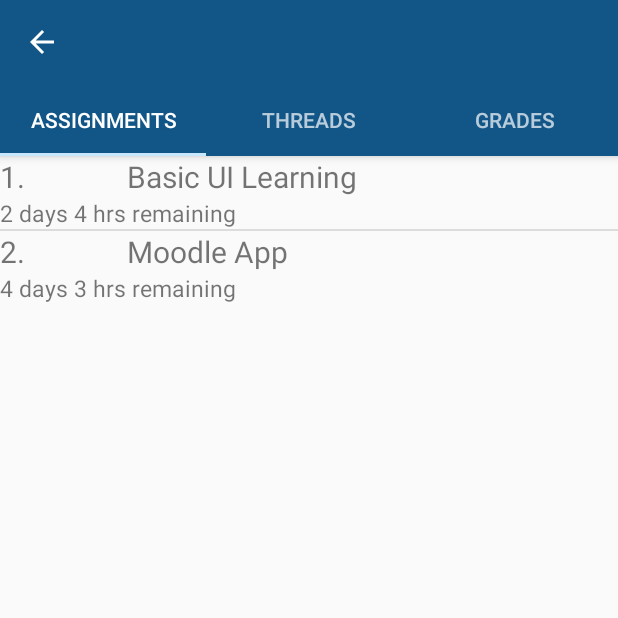
After one commit to SourKream/MoodleApp, an Android app: the AssignmentFragment screen opened directly, with no data from a screen before it, on a phone screen of 412 x 824 dp, the top half of it. The commit adds this screen. Run offline under Robolectric (Android 15) with nearby library versions, the phone set to English and light mode, and no system bars.

Commit message:
Course Activity Fragments without Networking Integration

```diff
--- /dev/null
+++ b/MoodleApp/app/src/main/java/io/github/suragnair/moodleapp/AssignmentFragment.java
@@ -0,0 +1,113 @@
+package io.github.suragnair.moodleapp;
+
+import android.app.Activity;
+import android.content.Context;
+import android.os.Bundle;
+import android.support.v4.app.Fragment;
+import android.view.LayoutInflater;
+import android.view.View;
+import android.view.ViewGroup;
+import android.widget.BaseAdapter;
+import android.widget.ListView;
+import android.widget.TextView;
+
+import java.util.ArrayList;
+import java.util.List;
+
+public class AssignmentFragment extends Fragment{
+
+    private List<Assignment> assignmentList = new ArrayList<Assignment>();
+
+    public AssignmentFragment() {
+        // Required empty public constructor
+    }
+
+    @Override
+    public void onCreate(Bundle savedInstanceState) {
+        super.onCreate(savedInstanceState);
+
+        addAssignments();
+    }
+
+    @Override
+    public View onCreateView(LayoutInflater inflater, ViewGroup container,
+                             Bundle savedInstanceState) {
+        // Inflate the layout for this fragment
+        View view = inflater.inflate(R.layout.assignment_fragment, container, false);
+        ListView AssgnListView = (ListView) view.findViewById(R.id.AssignmentList);
+        AssgnListView.setAdapter(new CustomListAdapter(this.getActivity(), assignmentList));
+        return view;
+    }
+
+    public void addAssignments()
+    {
+        assignmentList.add(new Assignment("1.", "Basic UI Learning", "2 days 4 hrs remaining"));
+        assignmentList.add(new Assignment("2.", "Moodle App", "4 days 3 hrs remaining"));
+    }
+
+    public class Assignment{
+        public String Name;
+        public String SerialNo;
+        public String TimeRemaining;
+
+        public Assignment()
+        {
+
+        }
+
+        public Assignment(String serialNo, String name, String timeRemaining)
+        {
+            Name = name;
+            SerialNo = serialNo;
+            TimeRemaining = timeRemaining;
+        }
+    }
+
+    public class CustomListAdapter extends BaseAdapter {
+
+        private Activity activity;
+        private LayoutInflater inflater;
+        private List<Assignment> assignmentsList;
+
+        public CustomListAdapter(Activity activity, List<Assignment> assignmentsList){
+            this.activity = activity;
+            this.assignmentsList = assignmentsList;
+        }
+
+        @Override
+        public int getCount() {
+            return assignmentsList.size();
+        }
+
+        @Override
+        public Object getItem(int position) {
+            return assignmentsList.get(position);
+        }
+
+        @Override
+        public long getItemId(int position) {
+            return position;
+        }
+
+        @Override
+        public View getView(int position, View convertView, ViewGroup parent) {
+            if (inflater == null)
+                inflater = (LayoutInflater) activity.getSystemService(Context.LAYOUT_INFLATER_SERVICE);
+            if (convertView == null)
+                convertView = inflater.inflate(R.layout.assignment_list_item, null);
+
+            TextView assgnName = (TextView) convertView.findViewById(R.id.Name);
+            TextView assgnSNo = (TextView) convertView.findViewById(R.id.S_No_);
+            TextView assgnTime = (TextView) convertView.findViewById(R.id.timeRemainig);
+
+            Assignment assignment = assignmentsList.get(position);
+            assgnName.setText(assignment.Name);
+            assgnSNo.setText(assignment.SerialNo);
+            assgnTime.setText(assignment.TimeRemaining);
+
+            return convertView;
+        }
+    }
+
+
+}
--- /dev/null
+++ b/MoodleApp/app/src/main/java/io/github/suragnair/moodleapp/CourseActivity.java
@@ -0,0 +1,83 @@
+package io.github.suragnair.moodleapp;
+
+import android.content.Intent;
+import android.os.Bundle;
+import android.support.design.widget.TabLayout;
+import android.support.v4.app.Fragment;
+import android.support.v4.app.FragmentManager;
+import android.support.v4.app.FragmentPagerAdapter;
+import android.support.v4.view.ViewPager;
+import android.support.v7.app.AppCompatActivity;
+import android.support.v7.widget.Toolbar;
+import android.widget.TextView;
+
+import java.util.ArrayList;
+import java.util.List;
+
+public class CourseActivity extends AppCompatActivity {
+
+    private Toolbar toolbar;
+    private TabLayout tabLayout;
+    private ViewPager viewPager;
+
+   //
+ //   Intent intent = getIntent();
+
+    @Override
+    protected void onCreate(Bundle savedInstanceState) {
+        super.onCreate(savedInstanceState);
+
+        String CourseTitle = getIntent().getStringExtra("coursename");
+
+        setTitle(CourseTitle);
+        setContentView(R.layout.course_activity_main);
+
+        toolbar = (Toolbar) findViewById(R.id.toolbar);
+        setSupportActionBar(toolbar);
+
+        getSupportActionBar().setDisplayHomeAsUpEnabled(true);
+
+        viewPager = (ViewPager) findViewById(R.id.viewpager);
+        setupViewPager(viewPager);
+
+        tabLayout = (TabLayout) findViewById(R.id.tabs);
+        tabLayout.setupWithViewPager(viewPager);
+    }
+
+    private void setupViewPager(ViewPager viewPager) {
+        ViewPagerAdapter adapter = new ViewPagerAdapter(getSupportFragmentManager());
+        adapter.addFragment(new AssignmentFragment(), "ASSIGNMENTS");
+        adapter.addFragment(new ThreadFragment(),     "  THREADS  ");
+        adapter.addFragment(new GradeFragment(),      "  GRADES  ");
+        viewPager.setAdapter(adapter);
+    }
+
+    class ViewPagerAdapter extends FragmentPagerAdapter {
+        private final List<Fragment> mFragmentList = new ArrayList<>();
+        private final List<String> mFragmentTitleList = new ArrayList<>();
+
+        public ViewPagerAdapter(FragmentManager manager) {
+            super(manager);
+        }
+
+        @Override
+        public Fragment getItem(int position) {
+            return mFragmentList.get(position);
+        }
+
+        @Override
+        public int getCount() {
+            return mFragmentList.size();
+        }
+
+        public void addFragment(Fragment fragment, String title) {
+            mFragmentList.add(fragment);
+            mFragmentTitleList.add(title);
+        }
+
+        @Override
+        public CharSequence getPageTitle(int position) {
+            return mFragmentTitleList.get(position);
+        }
+    }
+}
--- /dev/null
+++ b/MoodleApp/app/src/main/java/io/github/suragnair/moodleapp/ThreadFragment.java
@@ -0,0 +1,123 @@
+package io.github.suragnair.moodleapp;
+
+import android.app.Activity;
+import android.content.Context;
+import android.os.Bundle;
+import android.support.v4.app.Fragment;
+import android.view.LayoutInflater;
+import android.view.View;
+import android.view.ViewGroup;
+import android.widget.ListView;
+import android.widget.ArrayAdapter;
+import android.widget.BaseAdapter;
+import android.widget.ScrollView;
+import android.widget.TextView;
+
+import java.util.ArrayList;
+import java.util.List;
+
+public class ThreadFragment extends Fragment{
+
+    private List<Thread> threadList = new ArrayList<Thread>();
+
+    public ThreadFragment() {
+        // Required empty public constructor
+    }
+
+    @Override
+    public void onCreate(Bundle savedInstanceState) {
+        super.onCreate(savedInstanceState);
+
+        addThreads();
+    }
+
+    @Override
+    public View onCreateView(LayoutInflater inflater, ViewGroup container,
+                             Bundle savedInstanceState) {
+        // Inflate the layout for this fragment
+        View view = inflater.inflate(R.layout.thread_fragment, container, false);
+        ListView threadListView = (ListView) view.findViewById(R.id.ThreadList);
+        threadListView.setAdapter(new CustomListAdapter(this.getActivity(), threadList));
+        return view;
+    }
+
+    public void addThreads()
+    {
+        threadList.add(new Thread("Minor-1", "12:01 am", "updated 1 hour ago"));
+        threadList.add(new Thread("Minor-2", "12:01 am", "updated 1 hour ago"));
+        threadList.add(new Thread("Minor-3", "12:01 am", "updated 1 hour ago"));
+        threadList.add(new Thread("Minor-3", "12:01 am", "updated 1 hour ago"));
+        threadList.add(new Thread("Minor-3", "12:01 am", "updated 1 hour ago"));
+        threadList.add(new Thread("Minor-3", "12:01 am", "updated 1 hour ago"));
+        threadList.add(new Thread("Minor-3", "12:01 am", "updated 1 hour ago"));
+        threadList.add(new Thread("Minor-3", "12:01 am", "updated 1 hour ago"));
+        threadList.add(new Thread("Minor-3", "12:01 am", "updated 1 hour ago"));
+        threadList.add(new Thread("Minor-3", "12:01 am", "updated 1 hour ago"));
+
+    }
+
+    public class Thread{
+        public String Title;
+        public String LastUpdated;
+        public String CreatedAt;
+
+        public Thread()
+        {
+
+        }
+
+        public Thread(String title, String createdAt, String lastUpdated)
+        {
+            Title = title;
+            LastUpdated = lastUpdated;
+            CreatedAt = createdAt;
+        }
+    }
+
+    public class CustomListAdapter extends BaseAdapter{
+
+                private Activity activity;
+                private LayoutInflater inflater;
+                private List<Thread> threadList;
+
+                public CustomListAdapter(Activity activity, List<Thread> threadList){
+                this.activity = activity;
+                this.threadList = threadList;
+                }
+
+               @Override
+                public int getCount() {
+                    return threadList.size();
+                }
+
+                @Override
+                public Object getItem(int position) {
+                    return threadList.get(position);
+                }
+
+               @Override
+               public long getItemId(int position) {
+                    return position;
+                }
+
+                @Override
+                public View getView(int position, View convertView, ViewGroup parent) {
+                    if (inflater == null)
+                       inflater = (LayoutInflater) activity.getSystemService(Context.LAYOUT_INFLATER_SERVICE);
+                    if (convertView == null)
+                        convertView = inflater.inflate(R.layout.thread_list_item, null);
+
+                    TextView threadTitle = (TextView) convertView.findViewById(R.id.title);
+                    TextView threadCreatedAt = (TextView) convertView.findViewById(R.id.createdAt);
+                    TextView threadLastUpdate = (TextView) convertView.findViewById(R.id.lastUpdate);
+
+                    Thread thread = threadList.get(position);
+                    threadTitle.setText(thread.Title);
+                    threadCreatedAt.setText(thread.CreatedAt);
+                    threadLastUpdate.setText(thread.LastUpdated);
+
+                    return convertView;
+                }
+            }
+
+}
--- /dev/null
+++ b/MoodleApp/app/src/main/res/layout/assignment_fragment.xml
@@ -0,0 +1,13 @@
+<RelativeLayout xmlns:android="http://schemas.android.com/apk/res/android"
+    xmlns:tools="http://schemas.android.com/tools"
+    android:layout_width="match_parent"
+    android:layout_height="match_parent"
+    tools:context="io.github.suragnair.moodleapp.AssignmentFragment">
+
+    <ListView
+        android:layout_width="match_parent"
+        android:layout_height="wrap_content"
+        android:id="@+id/AssignmentList"
+        android:layout_centerHorizontal="true"/>
+
+</RelativeLayout>
--- /dev/null
+++ b/MoodleApp/app/src/main/res/layout/assignment_list_item.xml
@@ -0,0 +1,30 @@
+<?xml version="1.0" encoding="utf-8"?>
+<RelativeLayout xmlns:android="http://schemas.android.com/apk/res/android"
+    android:orientation="vertical"
+    android:layout_width="match_parent"
+    android:layout_height="match_parent">
+
+    <TextView
+        android:layout_width="327dp"
+        android:layout_height="wrap_content"
+        android:id="@+id/Name"
+        android:text="@string/StringStyle"
+        android:textSize="20sp"
+        android:layout_alignParentTop="true"
+        android:layout_alignParentEnd="true" />
+    <TextView
+        android:layout_width="wrap_content"
+        android:layout_height="wrap_content"
+        android:id="@+id/S.No."
+        android:text="S.No."
+        android:textSize="20dp"/>
+
+    <TextView
+        android:layout_width="match_parent"
+        android:layout_height="wrap_content"
+        android:id="@+id/timeRemainig"
+        android:text="TIME REMAINING"
+        android:textSize="15dp"
+        android:layout_below="@+id/Name"
+        android:layout_alignParentStart="true" />
+</RelativeLayout>
--- /dev/null
+++ b/MoodleApp/app/src/main/res/layout/course_activity_main.xml
@@ -0,0 +1,32 @@
+<android.support.design.widget.CoordinatorLayout xmlns:android="http://schemas.android.com/apk/res/android"
+    xmlns:app="http://schemas.android.com/apk/res-auto"
+    android:layout_width="match_parent"
+    android:layout_height="match_parent">
+
+    <android.support.design.widget.AppBarLayout
+        android:layout_width="match_parent"
+        android:layout_height="wrap_content"
+        android:theme="@style/ThemeOverlay.AppCompat.Dark.ActionBar">
+
+        <android.support.v7.widget.Toolbar
+            android:id="@+id/toolbar"
+            android:layout_width="match_parent"
+            android:layout_height="?attr/actionBarSize"
+            android:background="?attr/colorPrimary"
+            app:layout_scrollFlags="scroll|enterAlways"
+            app:popupTheme="@style/ThemeOverlay.AppCompat.Light" />
+
+        <android.support.design.widget.TabLayout
+            android:id="@+id/tabs"
+            android:layout_width="match_parent"
+            android:layout_height="wrap_content"
+            app:tabMode="fixed"
+            app:tabGravity="fill"/>
+    </android.support.design.widget.AppBarLayout>
+
+    <android.support.v4.view.ViewPager
+        android:id="@+id/viewpager"
+        android:layout_width="match_parent"
+        android:layout_height="wrap_content"
+        app:layout_behavior="@string/appbar_scrolling_view_behavior"  />
+</android.support.design.widget.CoordinatorLayout>
--- a/MoodleApp/app/src/main/res/values/colors.xml
+++ b/MoodleApp/app/src/main/res/values/colors.xml
@@ -1,6 +1,9 @@
 <?xml version="1.0" encoding="utf-8"?>
 <resources>
-    <color name="colorPrimary">#3F51B5</color>
-    <color name="colorPrimaryDark">#303F9F</color>
-    <color name="colorAccent">#FF4081</color>
+    <color name="colorPrimary">#125688</color>
+    <color name="colorPrimaryDark">#125688</color>
+    <color name="textColorPrimary">#FFFFFF</color>
+    <color name="windowBackground">#FFFFFF</color>
+    <color name="navigationBarColor">#000000</color>
+    <color name="colorAccent">#c8e8ff</color>
 </resources>
--- a/MoodleApp/app/src/main/res/values/dimens.xml
+++ b/MoodleApp/app/src/main/res/values/dimens.xml
@@ -2,4 +2,8 @@
     <!-- Default screen margins, per the Android Design guidelines. -->
     <dimen name="activity_horizontal_margin">16dp</dimen>
     <dimen name="activity_vertical_margin">16dp</dimen>
+    <dimen name="tab_max_width">264dp</dimen>
+    <dimen name="tab_padding_bottom">16dp</dimen>
+    <dimen name="tab_label">14sp</dimen>
+    <dimen name="custom_tab_layout_height">72dp</dimen>
 </resources>
--- a/MoodleApp/app/src/main/res/values/strings.xml
+++ b/MoodleApp/app/src/main/res/values/strings.xml
@@ -1,3 +1,4 @@
 <resources>
     <string name="app_name">MoodleApp</string>
+    <string name="StringStyle">NAME</string>
 </resources>
--- a/MoodleApp/app/src/main/res/values/styles.xml
+++ b/MoodleApp/app/src/main/res/values/styles.xml
@@ -8,4 +8,17 @@
         <item name="colorAccent">@color/colorAccent</item>
     </style>
 
+    <style name="MyMaterialTheme" parent="MyMaterialTheme.Base">
+
+    </style>
+
+    <style name="MyMaterialTheme.Base" parent="Theme.AppCompat.Light.DarkActionBar">
+        <item name="windowNoTitle">true</item>
+        <item name="windowActionBar">false</item>
+        <item name="colorPrimary">@color/colorPrimary</item>
+        <item name="colorPrimaryDark">@color/colorPrimaryDark</item>
+        <item name="colorAccent">@color/colorAccent</item>
+    </style>
+
+
 </resources>
```
Also changed, not shown: MoodleApp/app/src/main/AndroidManifest.xml (+9 -3 lines), MoodleApp/app/src/main/java/io/github/suragnair/moodleapp/GradeFragment.java (added, +119 -0 lines), MoodleApp/app/src/main/res/layout/grade_fragment.xml (added, +13 -0 lines), MoodleApp/app/src/main/res/layout/grade_item_layout.xml (added, +72 -0 lines), MoodleApp/app/src/main/res/layout/thread_fragment.xml (added, +32 -0 lines), MoodleApp/app/src/main/res/layout/thread_list_item.xml (added, +27 -0 lines).
